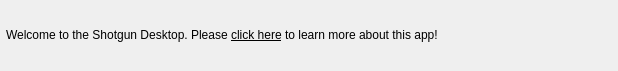
Qt form resources/banner_widget.ui (shotgunsoftware/tk-desktop) before a commit.
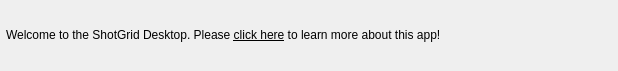
The same form after that commit. Icons and pictures are not drawn.

The edit to the form file:
```diff
--- a/resources/banner_widget.ui
+++ b/resources/banner_widget.ui
@@ -33,7 +33,7 @@
 border-color: rgb(0, 0, 0);</string>
      </property>
      <property name="text">
-      <string>Welcome to the Shotgun Desktop. Please &lt;u&gt;click here&lt;/u&gt; to learn more about this app!</string>
+      <string>Welcome to the ShotGrid Desktop. Please &lt;u&gt;click here&lt;/u&gt; to learn more about this app!</string>
      </property>
      <property name="wordWrap">
       <bool>true</bool>
```
